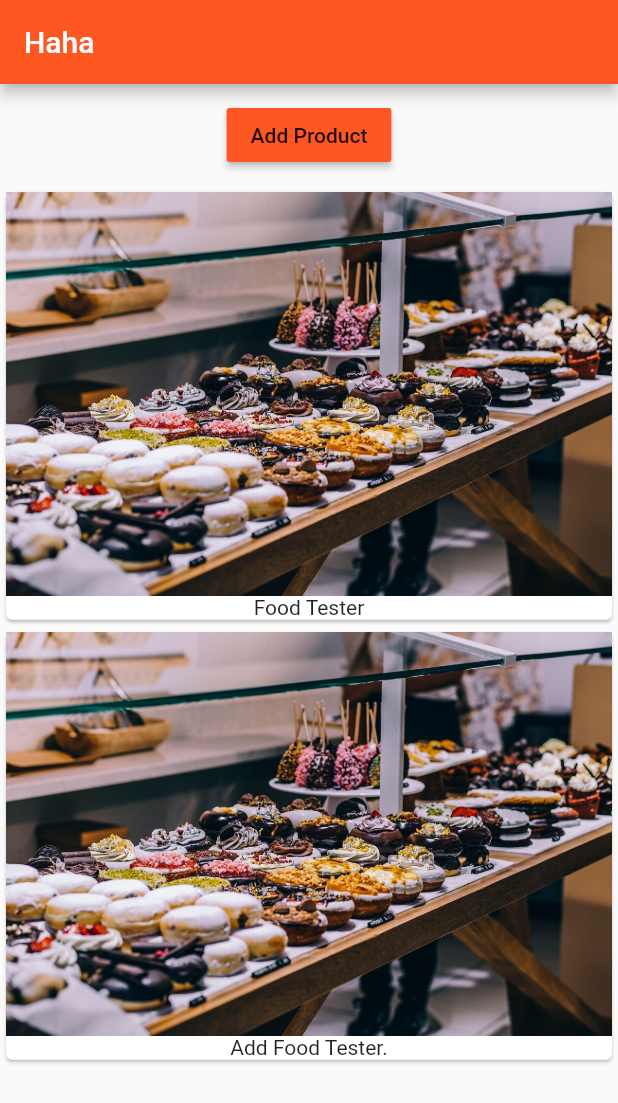
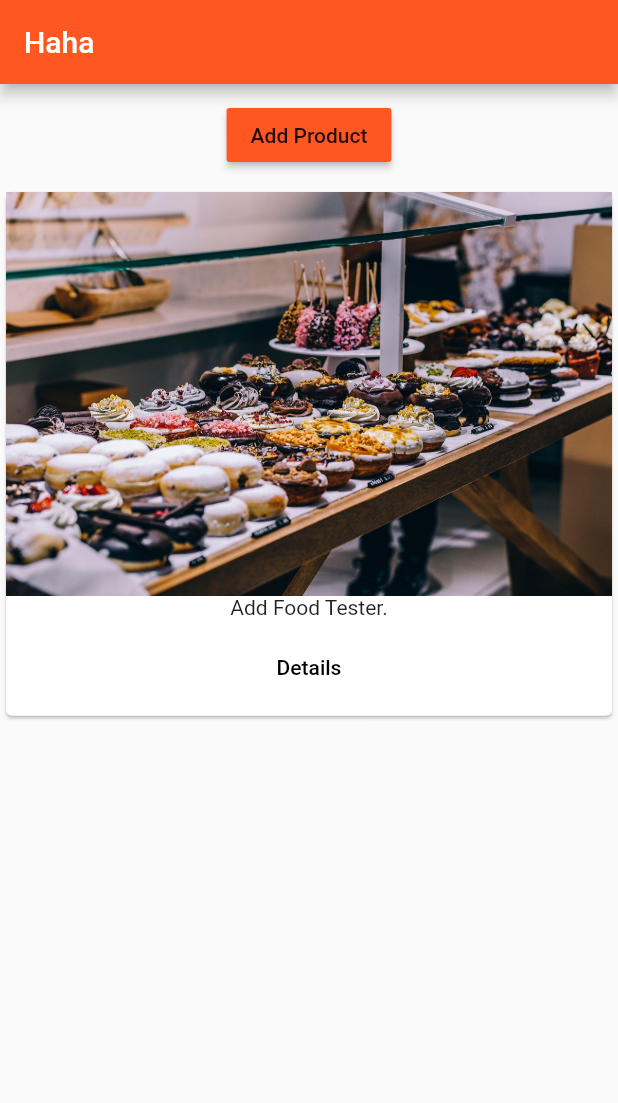
Before and after one commit to 123jkl6/test_flutter, a Flutter app: the screen it shows after launch, after a tap on "Add Product", on a phone screen of 412 x 824 dp. Shown: the top 1103 px of the screen. Run offline on Flutter 3.47's test engine with Material 2 defaults, Android fonts, the phone set to English and light mode, and no system bars.

Commit message:
added simple navigation

```diff
--- a/lib/main.dart
+++ b/lib/main.dart
@@ -1,6 +1,7 @@
 import 'package:flutter/material.dart';
 
 import './product_manager.dart';
+import './pages/home.dart';
 
 void main() => runApp(MyApp());
 
@@ -13,12 +14,7 @@ class MyApp extends StatelessWidget {
         primarySwatch: Colors.deepOrange,
         accentColor: Colors.deepPurple
       ),
-      home: Scaffold(
-        appBar: AppBar(
-          title: Text('Haha'),
-        ),
-        body: ProductManager(startingProduct:'Food Tester'),
-      ),
+      home: HomePage()
     );
   }
 
--- /dev/null
+++ b/lib/pages/home.dart
@@ -0,0 +1,16 @@
+import 'package:flutter/material.dart';
+
+import '../product_manager.dart';
+
+class HomePage extends StatelessWidget{
+  @override
+  Widget build(BuildContext context) {
+    return Scaffold(
+        appBar: AppBar(
+          title: Text('Haha'),
+        ),
+        body: ProductManager(),
+      );
+  }
+
+}
--- a/lib/product_manager.dart
+++ b/lib/product_manager.dart
@@ -6,7 +6,7 @@ import './product_control.dart';
 class ProductManager extends StatefulWidget {
   final String startingProduct;
 
-  ProductManager({this.startingProduct = 'Sweets Tester'}) {
+  ProductManager({this.startingProduct}) {
     print('ProductManager constructor. ');
   }
 
@@ -22,10 +22,13 @@ class _ProductManagerState extends State<ProductManager> {
 
   @override
   void initState() {
+    print('initState ProductManager');
     //needs to be called.
-    print('initState ProductManager');
     super.initState();
-    _products.add(widget.startingProduct);
+
+    if (widget.startingProduct != null){
+      _products.add(widget.startingProduct);
+    }
   }
 
   @override
--- a/lib/products.dart
+++ b/lib/products.dart
@@ -1,4 +1,6 @@
 import 'package:flutter/material.dart';
+
+import './pages/product.dart';
 
 class Products extends StatelessWidget{
   final List<String> products;
@@ -12,7 +14,21 @@ class Products extends StatelessWidget{
                 child: Column(
                   children: <Widget>[
                     Image.asset('assets/food.jpg'),
-                    Text(products[index])
+                    Text(products[index]),
+                    ButtonBar(
+                      alignment: MainAxisAlignment.center,
+                      children: <Widget>[
+                        FlatButton(
+                          child:Text('Details'),
+                          onPressed: () {
+                            print(products[index]+' details pressed. ');
+                            Navigator.push(context,MaterialPageRoute(builder:(context){
+                              return ProductPage();
+                            }));
+                          },
+                          )
+                      ],
+                    )
                   ],
                   )
                 );
@@ -20,10 +36,10 @@ class Products extends StatelessWidget{
 
   @override
   Widget build(BuildContext context) {
-    return ListView.builder(
+    return products.length > 0 ? ListView.builder(
             itemBuilder: _buildProductItem,
             itemCount: products.length,
-            );
+            ) : Center(child : Text('No products to be displayed. Add products to view. '));
   }
 
 }
```
Also changed, not shown: lib/pages/product.dart (added, +23 -0 lines).
